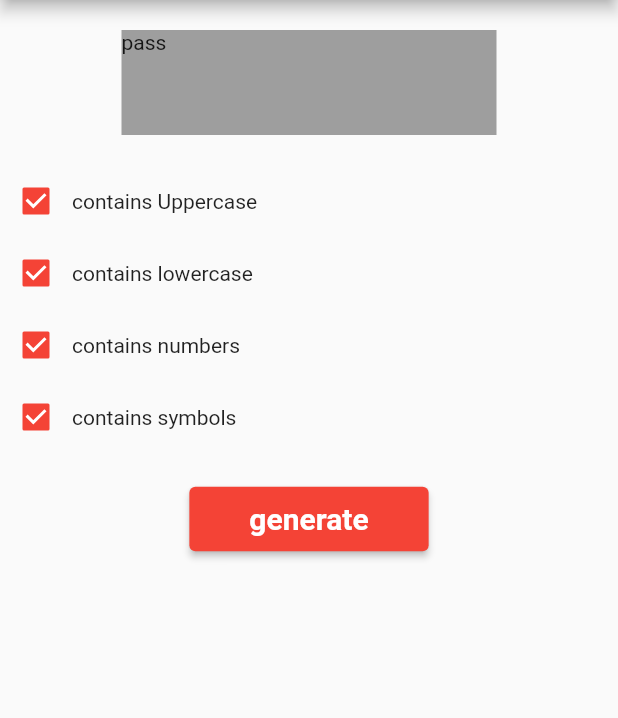
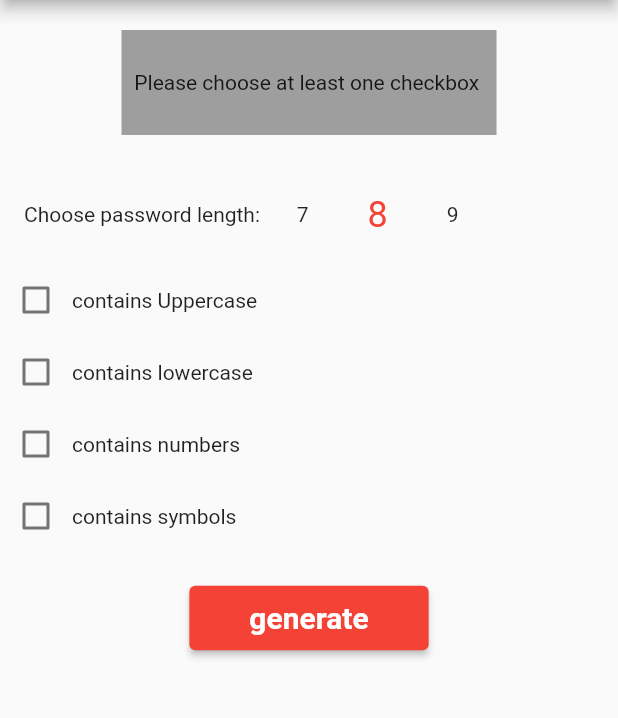
Before and after one commit to Merculiar/password_generator, a Flutter app: the screen it shows after launch, after a tap on "generate", on a phone screen of 412 x 824 dp, the part 84-802 px from its top. Run offline on Flutter 3.47's test engine with Material 2 defaults, Android fonts, the phone set to English and light mode, and no system bars; drawn by our look-alikes of numberpicker.

Commit message:
Added functionality to create various passwords.

```diff
--- a/lib/src/app.dart
+++ b/lib/src/app.dart
@@ -1,4 +1,7 @@
 import 'package:flutter/material.dart';
+import 'package:provider/provider.dart';
+
+import 'blocs/logic.dart';
 import './screens/password_screen.dart';
 
 class MyApp extends StatelessWidget {
@@ -6,8 +9,10 @@ class MyApp extends StatelessWidget {
 
   @override
   Widget build(BuildContext context) {
-    return MaterialApp(
-      title: 'Password Generatorr',
+    return ChangeNotifierProvider(
+      create: (context) => LogicBloc(),
+      child: MaterialApp(
+        title: 'Password Generator',
         theme: ThemeData(
           primarySwatch: Colors.red,
           backgroundColor: Colors.grey,
@@ -19,6 +24,7 @@ class MyApp extends StatelessWidget {
           ),
         ),
         home: MyHomePage(),
+      ),
     );
   }
 }
--- /dev/null
+++ b/lib/src/blocs/logic.dart
@@ -0,0 +1,86 @@
+import 'dart:math';
+
+import 'package:flutter/cupertino.dart';
+
+import '../common/constants.dart' as constants;
+
+class LogicBloc extends ChangeNotifier {
+  String password = '';
+
+  int number = 8;
+
+  bool _isUpper = false;
+  bool get isUpper => _isUpper;
+  set setUpper(bool val) => _isUpper = val;
+
+  bool _isLower = false;
+  bool get isLower => _isLower;
+  set setLower(bool val) => _isLower = val;
+
+  bool _isNumber = false;
+  bool get isNumber => _isNumber;
+  set setNumber(bool val) => _isNumber = val;
+
+  bool _isSymbol = false;
+  bool get isSymbol => _isSymbol;
+  set setSymbol(bool val) => _isSymbol = val;
+
+  bool setOption(String text, bool val) {
+    if (text == 'isUpper') {
+      setUpper = val;
+    }
+    if (text == 'isLower') {
+      setLower = val;
+    }
+    if (text == 'isNumber') {
+      setNumber = val;
+    }
+    if (text == 'isSymbol') {
+      setSymbol = val;
+    }
+    return false;
+  }
+
+  bool getOption(String text) {
+    if (text == 'isUpper') {
+      return isUpper;
+    }
+    if (text == 'isLower') {
+      return isLower;
+    }
+    if (text == 'isNumber') {
+      return isNumber;
+    }
+    if (text == 'isSymbol') {
+      return isSymbol;
+    }
+    return false;
+  }
+
+  void generatePassword() {
+    String _finalSet = '';
+    if (isUpper == true) {
+      _finalSet += constants.UPPERCASE_CHARS;
+    }
+    if (isLower == true) {
+      _finalSet += constants.LOWERCASE_CHARS;
+    }
+    if (isNumber == true) {
+      _finalSet += constants.NUMBERS_CHARS;
+    }
+    if (isSymbol == true) {
+      _finalSet += constants.SYMBOLS_CHARS;
+    }
+    if (_finalSet.isEmpty) {
+      _finalSet = 'Please choose at least one checkbox';
+      password = _finalSet;
+      notifyListeners();
+      return;
+    }
+    var random = Random.secure();
+    String newPass = List.generate(
+        number, (index) => _finalSet[random.nextInt(_finalSet.length)]).join();
+    password = newPass;
+    notifyListeners();
+  }
+}
--- /dev/null
+++ b/lib/src/common/constants.dart
@@ -0,0 +1,4 @@
+const String UPPERCASE_CHARS = 'ABCEFGHIJKLMNOPQRSTUVWXYZ';
+const String LOWERCASE_CHARS = 'abcdefghijklmnopqrstuvwxyz';
+const String NUMBERS_CHARS = '0123456789';
+const String SYMBOLS_CHARS = '!@#%^&*';
--- a/lib/src/screens/password_screen.dart
+++ b/lib/src/screens/password_screen.dart
@@ -1,15 +1,14 @@
 import 'package:flutter/material.dart';
+import 'package:password_generator/src/blocs/logic.dart';
+import 'package:password_generator/src/widgets/number_picker_widget.dart';
+import 'package:provider/provider.dart';
 
 import '../widgets/option_widget.dart';
 
-class MyHomePage extends StatefulWidget {
-  @override
-  State<MyHomePage> createState() => _MyHomePageState();
-}
-
-class _MyHomePageState extends State<MyHomePage> {
+class MyHomePage extends StatelessWidget {
   @override
   Widget build(BuildContext context) {
+    final bloc = Provider.of<LogicBloc>(context);
     return Scaffold(
       appBar: AppBar(
         title: const Text('Password generator'),
@@ -24,22 +23,28 @@ class _MyHomePageState extends State<MyHomePage> {
               height: 70,
               width: 250,
               color: Theme.of(context).backgroundColor,
-              child: Text('pass'),
+              child: Center(
+                child: SelectableText(bloc.password),
+              ),
             ),
+          ),
+          Padding(
+            padding: const EdgeInsets.symmetric(vertical: 8.0, horizontal: 16),
+            child: NumberPickerWidget(),
           ),
           Column(
             children: [
-              OptionWidget('contains Uppercase'),
-              OptionWidget('contains lowercase'),
-              OptionWidget('contains numbers'),
-              OptionWidget('contains symbols'),
+              OptionWidget('contains Uppercase', 'isUpper'),
+              OptionWidget('contains lowercase', 'isLower'),
+              OptionWidget('contains numbers', 'isNumber'),
+              OptionWidget('contains symbols', 'isSymbol'),
             ],
           ),
           Padding(
             padding: EdgeInsets.all(20),
             child: ElevatedButton(
               child: Text('generate'),
-              onPressed: () {},
+              onPressed: () => bloc.generatePassword(),
               style: ElevatedButton.styleFrom(
                   primary: Colors.red,
                   padding: EdgeInsets.symmetric(horizontal: 40, vertical: 10),
--- /dev/null
+++ b/lib/src/widgets/number_picker_widget.dart
@@ -0,0 +1,33 @@
+import 'package:flutter/material.dart';
+import 'package:provider/provider.dart';
+import 'package:numberpicker/numberpicker.dart';
+
+import '../blocs/logic.dart';
+
+class NumberPickerWidget extends StatefulWidget {
+  NumberPickerWidget();
+
+  @override
+  State<NumberPickerWidget> createState() => _NumberPickerWidgetState();
+}
+
+class _NumberPickerWidgetState extends State<NumberPickerWidget> {
+  @override
+  Widget build(BuildContext context) {
+    final bloc = Provider.of<LogicBloc>(context);
+    return Row(
+      mainAxisAlignment: MainAxisAlignment.start,
+      children: [
+        Text('Choose password length: '),
+        NumberPicker(
+          axis: Axis.horizontal,
+          itemWidth: 50,
+          minValue: 1,
+          maxValue: 15,
+          value: bloc.number,
+          onChanged: (value) => setState(() => bloc.number = value),
+        ),
+      ],
+    );
+  }
+}
--- a/lib/src/widgets/option_widget.dart
+++ b/lib/src/widgets/option_widget.dart
@@ -1,9 +1,13 @@
 import 'package:flutter/material.dart';
+import 'package:provider/provider.dart';
+
+import '../blocs/logic.dart';
 
 class OptionWidget extends StatefulWidget {
-  OptionWidget(this.optionText);
+  OptionWidget(this.optionText, this.optionType);
 
-  final optionText;
+  String optionText;
+  String optionType;
 
   @override
   State<OptionWidget> createState() => _OptionWidgetState();
@@ -12,15 +16,14 @@ class OptionWidget extends StatefulWidget {
 class _OptionWidgetState extends State<OptionWidget> {
   @override
   Widget build(BuildContext context) {
-    bool _isChecked = true;
-
+    final bloc = Provider.of<LogicBloc>(context);
     return Row(
       children: [
         Checkbox(
-          value: _isChecked,
+          value: bloc.getOption(widget.optionType),
           onChanged: (bool? value) {
             setState(() {
-              _isChecked = value!;
+              bloc.setOption(widget.optionType, value!);
             });
           },
         ),
--- a/pubspec.yaml
+++ b/pubspec.yaml
@@ -34,6 +34,8 @@ dependencies:
   # The following adds the Cupertino Icons font to your application.
   # Use with the CupertinoIcons class for iOS style icons.
   cupertino_icons: ^1.0.2
+  provider: ^6.0.2
+  numberpicker: ^2.1.1
 
 dev_dependencies:
   flutter_test:
```
Also changed, not shown: pubspec.lock. Lines whose indentation alone changed are shown as unchanged.
